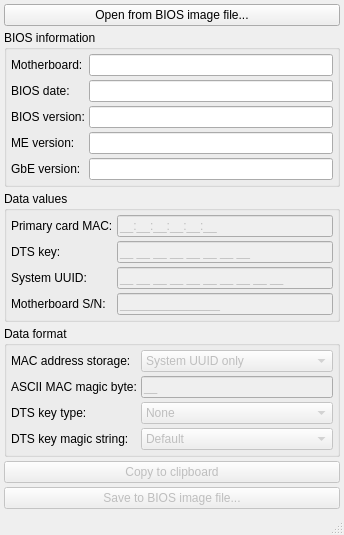
Above: fd44editor.ui from LongSoft/FD44Editor before the change. Below: the same form after it.
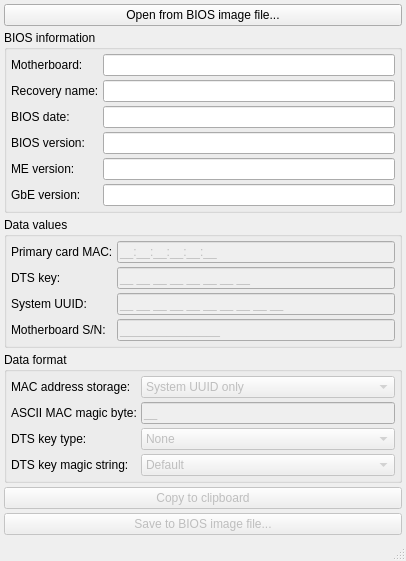
That is the form after the change.

What changed in the file:
```diff
--- a/fd44editor.ui
+++ b/fd44editor.ui
@@ -6,8 +6,8 @@
    <rect>
     <x>0</x>
     <y>0</y>
-    <width>304</width>
-    <height>486</height>
+    <width>406</width>
+    <height>543</height>
    </rect>
   </property>
   <property name="sizePolicy">
@@ -58,7 +58,7 @@
        <property name="spacing">
         <number>4</number>
        </property>
-       <item row="4" column="1">
+       <item row="6" column="1">
         <widget class="QLineEdit" name="gbeVersionEdit">
          <property name="enabled">
           <bool>true</bool>
@@ -68,17 +68,7 @@
          </property>
         </widget>
        </item>
-       <item row="0" column="1">
-        <widget class="QLineEdit" name="mbEdit">
-         <property name="enabled">
-          <bool>true</bool>
-         </property>
-         <property name="readOnly">
-          <bool>true</bool>
-         </property>
-        </widget>
-       </item>
-       <item row="2" column="0">
+       <item row="4" column="0">
         <widget class="QLabel" name="biosVersionLabel">
          <property name="sizePolicy">
           <sizepolicy hsizetype="Fixed" vsizetype="Preferred">
@@ -91,7 +81,7 @@
          </property>
         </widget>
        </item>
-       <item row="1" column="0">
+       <item row="3" column="0">
         <widget class="QLabel" name="biosDateLabel">
          <property name="sizePolicy">
           <sizepolicy hsizetype="Fixed" vsizetype="Preferred">
@@ -104,7 +94,7 @@
          </property>
         </widget>
        </item>
-       <item row="1" column="1">
+       <item row="3" column="1">
         <widget class="QLineEdit" name="dateEdit">
          <property name="enabled">
           <bool>true</bool>
@@ -114,14 +104,17 @@
          </property>
         </widget>
        </item>
-       <item row="0" column="0">
-        <widget class="QLabel" name="mbLabel">
-         <property name="text">
-          <string>Motherboard:</string>
+       <item row="5" column="1">
+        <widget class="QLineEdit" name="meVersionEdit">
+         <property name="enabled">
+          <bool>true</bool>
+         </property>
+         <property name="readOnly">
+          <bool>true</bool>
          </property>
         </widget>
        </item>
-       <item row="4" column="0">
+       <item row="6" column="0">
         <widget class="QLabel" name="gbeVersionLabel">
          <property name="sizePolicy">
           <sizepolicy hsizetype="Fixed" vsizetype="Preferred">
@@ -134,7 +127,7 @@
          </property>
         </widget>
        </item>
-       <item row="2" column="1">
+       <item row="4" column="1">
         <widget class="QLineEdit" name="biosVersionEdit">
          <property name="enabled">
           <bool>true</bool>
@@ -144,17 +137,7 @@
          </property>
         </widget>
        </item>
-       <item row="3" column="1">
-        <widget class="QLineEdit" name="meVersionEdit">
-         <property name="enabled">
-          <bool>true</bool>
-         </property>
-         <property name="readOnly">
-          <bool>true</bool>
-         </property>
-        </widget>
-       </item>
-       <item row="3" column="0">
+       <item row="5" column="0">
         <widget class="QLabel" name="meVersionLabel">
          <property name="sizePolicy">
           <sizepolicy hsizetype="Fixed" vsizetype="Preferred">
@@ -167,6 +150,40 @@
          </property>
         </widget>
        </item>
+       <item row="0" column="1">
+        <widget class="QLineEdit" name="mbEdit">
+         <property name="enabled">
+          <bool>true</bool>
+         </property>
+         <property name="readOnly">
+          <bool>true</bool>
+         </property>
+        </widget>
+       </item>
+       <item row="0" column="0">
+        <widget class="QLabel" name="mbLabel">
+         <property name="text">
+          <string>Motherboard:</string>
+         </property>
+        </widget>
+       </item>
+       <item row="1" column="0">
+        <widget class="QLabel" name="recoveryNameLabel">
+         <property name="text">
+          <string>Recovery name:</string>
+         </property>
+        </widget>
+       </item>
+       <item row="1" column="1">
+        <widget class="QLineEdit" name="recoveryNameEdit">
+         <property name="enabled">
+          <bool>true</bool>
+         </property>
+         <property name="readOnly">
+          <bool>true</bool>
+         </property>
+        </widget>
+       </item>
       </layout>
      </widget>
     </item>
@@ -291,16 +308,13 @@
       <property name="title">
        <string>Data format </string>
       </property>
-      <layout class="QFormLayout" name="formLayout">
-       <property name="horizontalSpacing">
-        <number>4</number>
-       </property>
-       <property name="verticalSpacing">
-        <number>4</number>
-       </property>
+      <layout class="QGridLayout" name="gridLayout_3">
        <property name="margin">
         <number>4</number>
        </property>
+       <property name="spacing">
+        <number>4</number>
+       </property>
        <item row="0" column="0">
         <widget class="QLabel" name="macStorageLabel">
          <property name="text">
```
Left out of the diff: 48 changed lines with no effect on the pictures.
